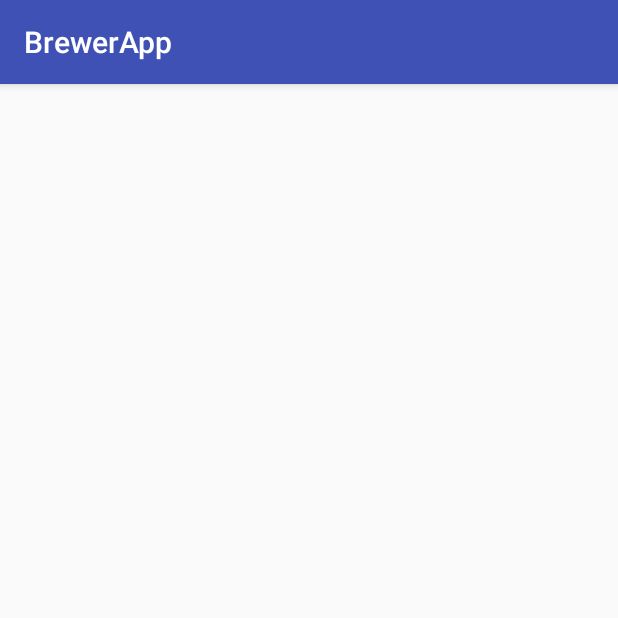
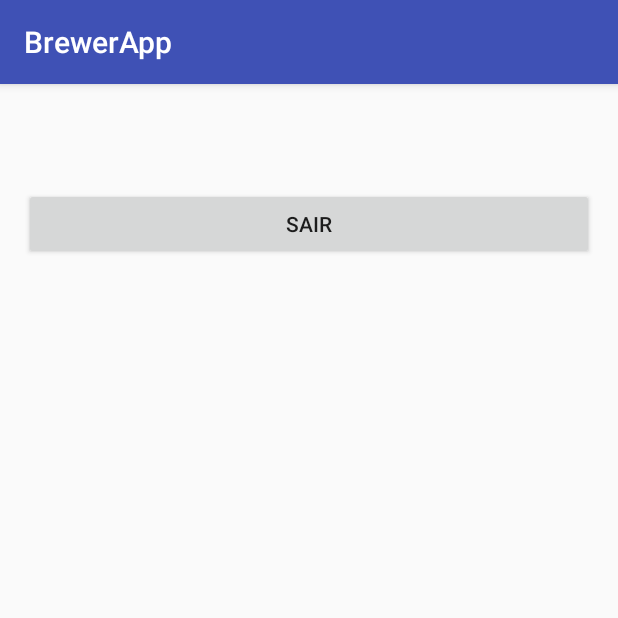
Before and after one commit to fesousa/BrewerApp_Activity, an Android app: the screen it shows after launch (TelaInicialActivity), after a tap on "LOGIN", on a phone screen of 412 x 824 dp, the top half of it. Run offline under Robolectric (Android 15) with nearby library versions, the phone set to English and light mode, and no system bars.

Commit message:
Atualização

```diff
--- a/app/src/main/java/br/com/fernandosousa/brewerapp/MainActivity.java
+++ b/app/src/main/java/br/com/fernandosousa/brewerapp/MainActivity.java
@@ -6,6 +6,7 @@ import android.view.View;
 import android.widget.Button;
 import android.widget.ImageView;
 import android.widget.TextView;
+import android.widget.Toast;
 
 public class MainActivity extends DebugActivity {
 
@@ -48,8 +49,18 @@ public class MainActivity extends DebugActivity {
                 params.putString("nome", txtUsuario);
                 intent.putExtras(params);
 
-                startActivity(intent);
+                // sem resultado
+                //startActivity(intent);
+                // com resultado
+                startActivityForResult(intent, 1);
             }
         };
     }
+    @Override
+    protected void onActivityResult(int requestCode, int resultCode, Intent data) {
+        if (requestCode == 1) {
+            String result=data.getStringExtra("result");
+            Toast.makeText(MainActivity.this, result, Toast.LENGTH_SHORT).show();
+        }
+    }
 }
--- a/app/src/main/java/br/com/fernandosousa/brewerapp/TelaInicialActivity.java
+++ b/app/src/main/java/br/com/fernandosousa/brewerapp/TelaInicialActivity.java
@@ -1,8 +1,11 @@
 package br.com.fernandosousa.brewerapp;
 
+import android.app.Activity;
 import android.content.Intent;
 import android.os.Bundle;
 import android.util.Log;
+import android.view.View;
+import android.widget.Button;
 import android.widget.TextView;
 import android.widget.Toast;
 
@@ -22,5 +25,21 @@ public class TelaInicialActivity extends DebugActivity {
 
         TextView texto = (TextView) findViewById(R.id.textoInicial);
         texto.setText(nome);
+
+        Button botaoSair = (Button)findViewById(R.id.botaoSair);
+        botaoSair.setOnClickListener(clickSair());
+    }
+
+    public View.OnClickListener clickSair() {
+        return new View.OnClickListener(){
+
+            @Override
+            public void onClick(View view) {
+                Intent returnIntent = new Intent();
+                returnIntent.putExtra("result","Saída do BrewerApp");
+                setResult(Activity.RESULT_OK,returnIntent);
+                finish();
+            }
+        };
     }
 }
--- a/app/src/main/res/layout/activity_tela_inicial.xml
+++ b/app/src/main/res/layout/activity_tela_inicial.xml
@@ -17,4 +17,14 @@
         android:layout_alignParentTop="true"
         android:layout_alignParentStart="true"
         android:id="@+id/textoInicial" />
+
+    <Button
+        android:id="@+id/botaoSair"
+        android:layout_width="wrap_content"
+        android:layout_height="wrap_content"
+        android:layout_alignParentEnd="true"
+        android:layout_alignParentStart="true"
+        android:layout_below="@+id/textoInicial"
+        android:layout_marginTop="34dp"
+        android:text="Sair" />
 </RelativeLayout>
```
